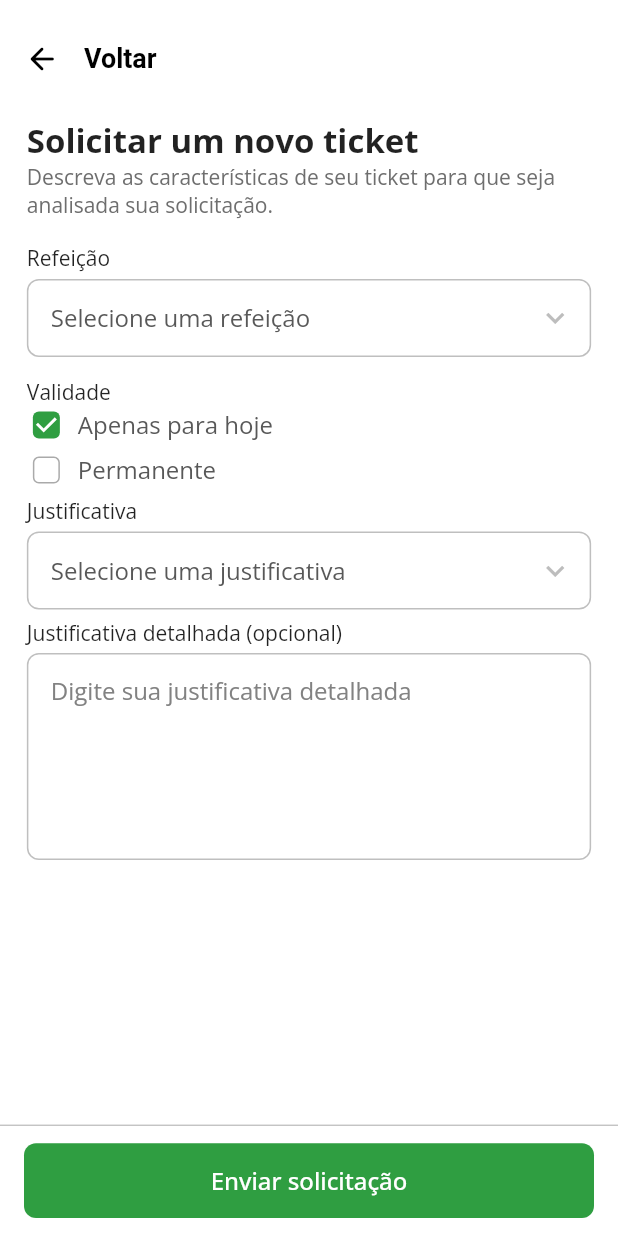
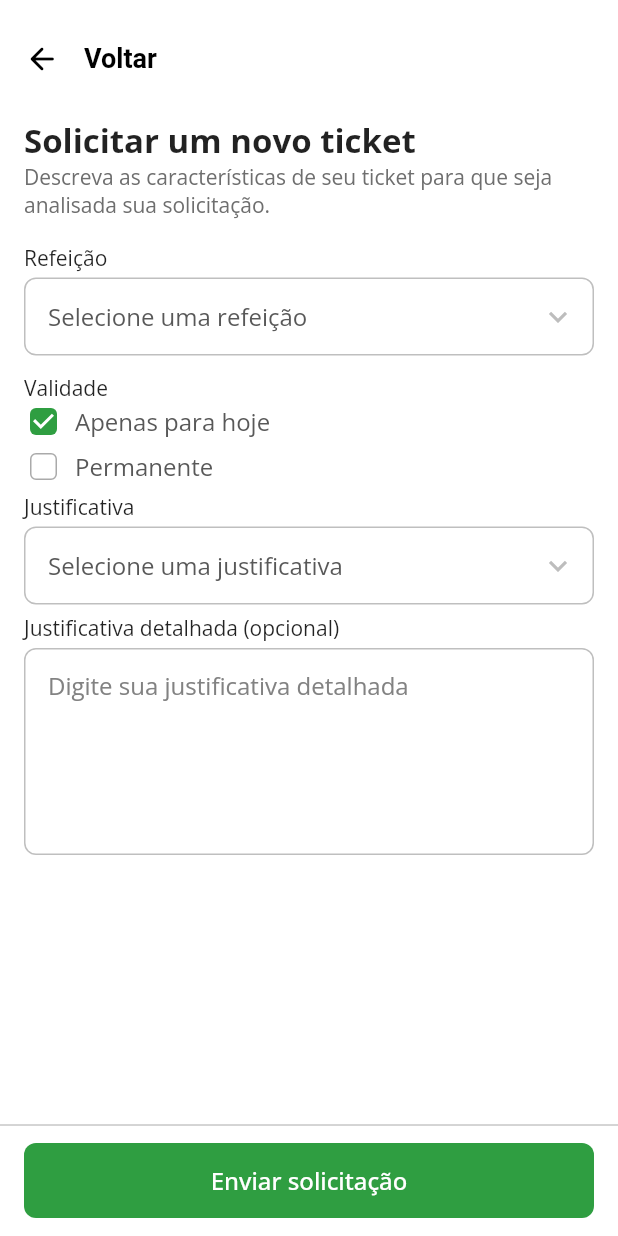
Before and after one commit to olucaseduardo/ticketif_app, a Flutter app: the RequestTicket screen opened by its route, on a phone screen of 412 x 824 dp. Run offline on Flutter 3.47's test engine with Material 3 defaults, Android fonts, the phone set to English and light mode, and no system bars; our stand-ins replace csv, dio, flutter_riverpod, flutter_screenutil, flutter_svg, loading_animation_widget and 5 more; missing offline and left inert: qr_code_scanner, validatorless; accounts and stored records are empty; network calls fail.

Commit message:
fix: screen util removed

```diff
--- a/lib/features/resources/widgets/common_button_widget.dart
+++ b/lib/features/resources/widgets/common_button_widget.dart
@@ -27,7 +27,7 @@ class CommonButton extends StatelessWidget {
             ),
         child: Center(
           child: Padding(
-            padding: EdgeInsets.all(textPadding ?? 14.sp),
+            padding: EdgeInsets.all(textPadding ?? 14),
             child: Text(label, style: textStyle ?? AppTextStyle.titleMedium),
           ),
         ),
--- a/lib/features/views/adm/cae/period_report_screen/period_report_screen.dart
+++ b/lib/features/views/adm/cae/period_report_screen/period_report_screen.dart
@@ -66,8 +66,8 @@ class _PeriodReportScreenState extends ConsumerState<PeriodReportScreen> {
                       children: [
                         Text(
                           'De: ${DateUtil.getDateStr(start)} até: ${DateUtil.getDateStr(end)}',
-                          style: AppTextStyle.titleMedium
-                              .copyWith(fontSize: 16.sp),
+                          style:
+                              AppTextStyle.titleMedium.copyWith(fontSize: 16),
                         ),
                         IconButton(
                             onPressed: () async {
--- a/lib/features/views/adm/daily_report_screen/daily_report_screen.dart
+++ b/lib/features/views/adm/daily_report_screen/daily_report_screen.dart
@@ -64,8 +64,7 @@ class _DailyReportScreenState extends ConsumerState<DailyReportScreen> {
                     children: [
                       Text(
                         'Data: ${DateUtil.getDateStr(controller.day)}',
-                        style:
-                            AppTextStyle.titleMedium.copyWith(fontSize: 16.sp),
+                        style: AppTextStyle.titleMedium.copyWith(fontSize: 16),
                       ),
                       IconButton(
                           onPressed: () async {
--- a/lib/features/views/auth_screens/auth_adm/login_adm_screen.dart
+++ b/lib/features/views/auth_screens/auth_adm/login_adm_screen.dart
@@ -39,7 +39,7 @@ class _LoginAdmScreenState extends ConsumerState<LoginAdmScreen> {
       body: SafeArea(
         child: SingleChildScrollView(
           child: Padding(
-            padding: EdgeInsets.symmetric(horizontal: 16.w),
+            padding: EdgeInsets.symmetric(horizontal: 16),
             child: Column(
               mainAxisAlignment: MainAxisAlignment.start,
               children: [
@@ -93,7 +93,7 @@ class _LoginAdmScreenState extends ConsumerState<LoginAdmScreen> {
                         ),
                       ),
                       Padding(
-                        padding: EdgeInsets.symmetric(vertical: 20.h),
+                        padding: EdgeInsets.symmetric(vertical: 20),
                         child: CommonButton(
                           label: "Entrar na conta",
                           function: () async {
--- a/lib/features/views/auth_screens/auth_student/login_screen.dart
+++ b/lib/features/views/auth_screens/auth_student/login_screen.dart
@@ -39,7 +39,7 @@ class _LoginScreenState extends ConsumerState<LoginScreen> {
       body: SafeArea(
         child: SingleChildScrollView(
           child: Padding(
-            padding: EdgeInsets.symmetric(horizontal: 16.w),
+            padding: EdgeInsets.symmetric(horizontal: 16),
             child: Column(
               mainAxisAlignment: MainAxisAlignment.start,
               children: [
@@ -91,7 +91,7 @@ class _LoginScreenState extends ConsumerState<LoginScreen> {
                         ),
                       ),
                       Padding(
-                        padding: EdgeInsets.symmetric(vertical: 20.h),
+                        padding: EdgeInsets.symmetric(vertical: 20),
                         child: CommonButton(
                           label: "Entrar na conta",
                           function: () async {
--- a/lib/features/views/request_ticket_screen/request_ticket_screen.dart
+++ b/lib/features/views/request_ticket_screen/request_ticket_screen.dart
@@ -29,9 +29,9 @@ class RequestTicket extends ConsumerWidget {
         titleSpacing: 0,
         title: Text(
           title ?? 'Voltar',
-          style: TextStyle(
+          style: const TextStyle(
               color: AppColors.black,
-              fontSize: 18.sp,
+              fontSize: 18,
               fontWeight: FontWeight.w700),
         ),
         leading: IconButton(
@@ -50,7 +50,7 @@ class RequestTicket extends ConsumerWidget {
         Expanded(
           child: SingleChildScrollView(
             child: Padding(
-              padding: EdgeInsets.symmetric(horizontal: 16.h),
+              padding: EdgeInsets.symmetric(horizontal: 16),
               child: Form(
                 child: Column(
                   crossAxisAlignment: CrossAxisAlignment.start,
@@ -65,7 +65,7 @@ class RequestTicket extends ConsumerWidget {
                     ),
                     const SizedBox(height: 12),
                     Padding(
-                      padding: EdgeInsets.symmetric(vertical: 4.h),
+                      padding: EdgeInsets.symmetric(vertical: 4),
                       child: const Text(
                         'Refeição',
                         style: AppTextStyle.titleSmall,
@@ -77,7 +77,7 @@ class RequestTicket extends ConsumerWidget {
                             controller.meals.map((e) => e.description).toList(),
                         onChanged: (value) => controller.onMealsChanged(value)),
                     Padding(
-                      padding: EdgeInsets.only(top: 12.h),
+                      padding: EdgeInsets.only(top: 12),
                       child: const Text(
                         'Validade',
                         style: AppTextStyle.titleSmall,
@@ -140,7 +140,7 @@ class RequestTicket extends ConsumerWidget {
                           )
                         : Container(),
                     Padding(
-                      padding: EdgeInsets.symmetric(vertical: 4.h),
+                      padding: EdgeInsets.symmetric(vertical: 4),
                       child: const Text(
                         'Justificativa',
                         style: AppTextStyle.titleSmall,
```
Also changed, not shown: lib/features/resources/widgets/common_ticket_widget.dart (+16 -14 lines), lib/features/resources/widgets/common_tile_options.dart (+5 -11 lines), lib/features/views/historic_screen/historic_screen.dart (+5 -4 lines), lib/features/views/home_screen/home_screen.dart (+6 -6 lines).
